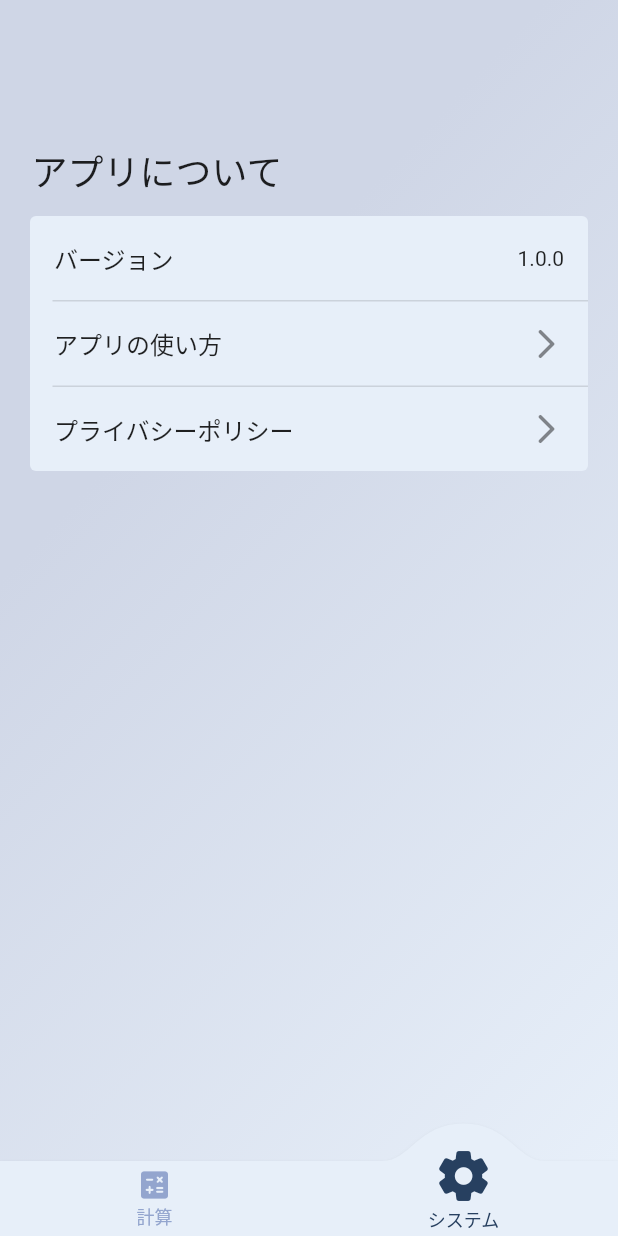
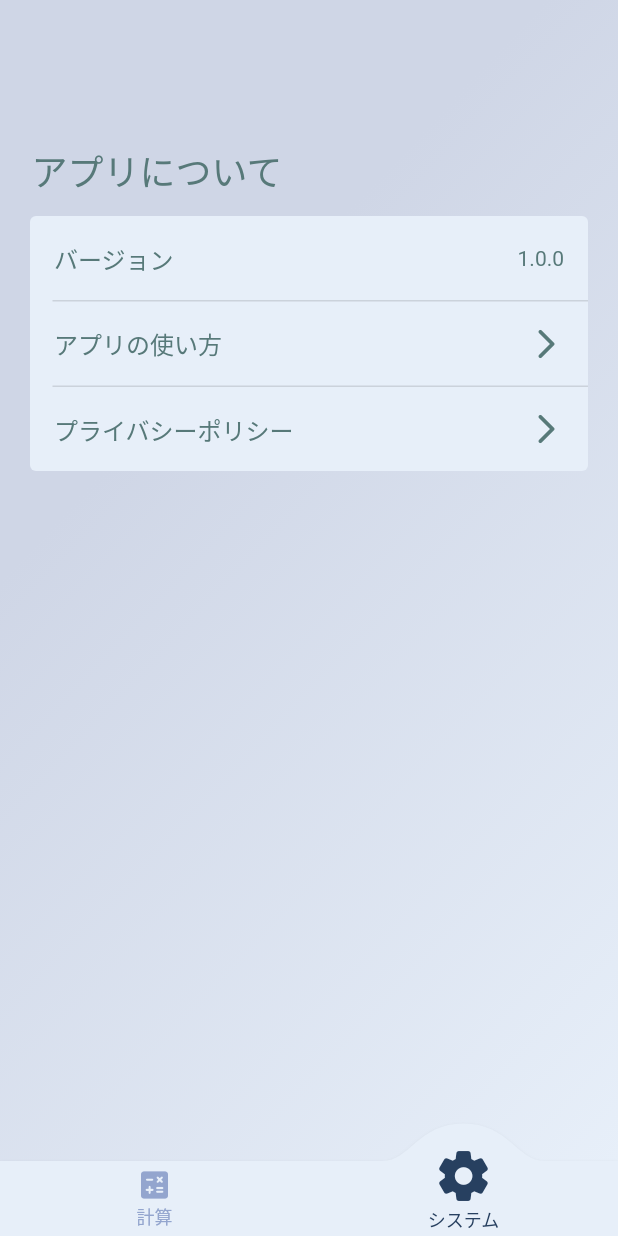
Before and after one commit to rerelurelu/uni-tool, a Flutter app: the screen it shows after launch, item 2 of the bottom bar chosen, on a phone screen of 412 x 824 dp. Run offline on Flutter 3.47's test engine with Material 2 defaults, Android fonts, the phone set to English and light mode, and no system bars; drawn by our look-alikes of convex_bottom_bar; our stand-ins replace flutter_riverpod, flutter_switch, keyboard_actions, package_info.

Commit message:
🎨 layout: Change text color

```diff
--- a/lib/screen/system.dart
+++ b/lib/screen/system.dart
@@ -2,6 +2,7 @@ import 'package:flutter/material.dart';
 import 'package:flutter_riverpod/flutter_riverpod.dart';
 
 import 'package:uni_tool/layout/color.dart';
+import 'package:uni_tool/layout/global.dart';
 import 'package:uni_tool/layout/theme.dart';
 import 'package:uni_tool/provider/get_app_version_provider.dart';
 import 'package:url_launcher/url_launcher.dart';
@@ -19,9 +20,12 @@ class SystemScreen extends ConsumerWidget {
           const SizedBox(height: 80),
           Padding(
             padding: const EdgeInsets.only(left: 5),
-            child: const Text(
+            child: Text(
               'アプリについて',
-              style: TextStyle(fontSize: 24),
+              style: TextStyle(
+                fontSize: 24,
+                color: textColor,
+              ),
             ),
           ),
           const SizedBox(height: 8),
@@ -33,16 +37,28 @@ class SystemScreen extends ConsumerWidget {
                 InkWell(
                   splashColor: lightFog,
                   child: ListTile(
-                    title: const Text('バージョン'),
-                    trailing: Text(appVersion ?? 'Unknown'),
+                    title: Text(
+                      'バージョン',
+                      style: TextStyle(color: textColor),
+                    ),
+                    trailing: Text(
+                      appVersion ?? 'Unknown',
+                      style: TextStyle(color: textColor),
+                    ),
                   ),
                 ),
                 dividerPadding(),
                 InkWell(
                   splashColor: lightFog,
-                  child: const ListTile(
-                    title: const Text('アプリの使い方'),
-                    trailing: const Icon(Icons.arrow_forward_ios_rounded),
+                  child: ListTile(
+                    title: Text(
+                      'アプリの使い方',
+                      style: TextStyle(color: textColor),
+                    ),
+                    trailing: Icon(
+                      Icons.arrow_forward_ios_rounded,
+                      color: textColor,
+                    ),
                   ),
                   onTap: () {
                     launchHowToUseURL(context);
@@ -51,9 +67,12 @@ class SystemScreen extends ConsumerWidget {
                 dividerPadding(),
                 InkWell(
                   splashColor: lightFog,
-                  child: const ListTile(
-                    title: const Text('プライバシーポリシー'),
-                    trailing: const Icon(Icons.arrow_forward_ios_rounded),
+                  child: ListTile(
+                    title: Text(
+                      'プライバシーポリシー',
+                      style: TextStyle(color: textColor),
+                    ),
+                    trailing: Icon(Icons.arrow_forward_ios_rounded, color: textColor),
                   ),
                   onTap: () {
                     launchPolicyURL(context);
```
